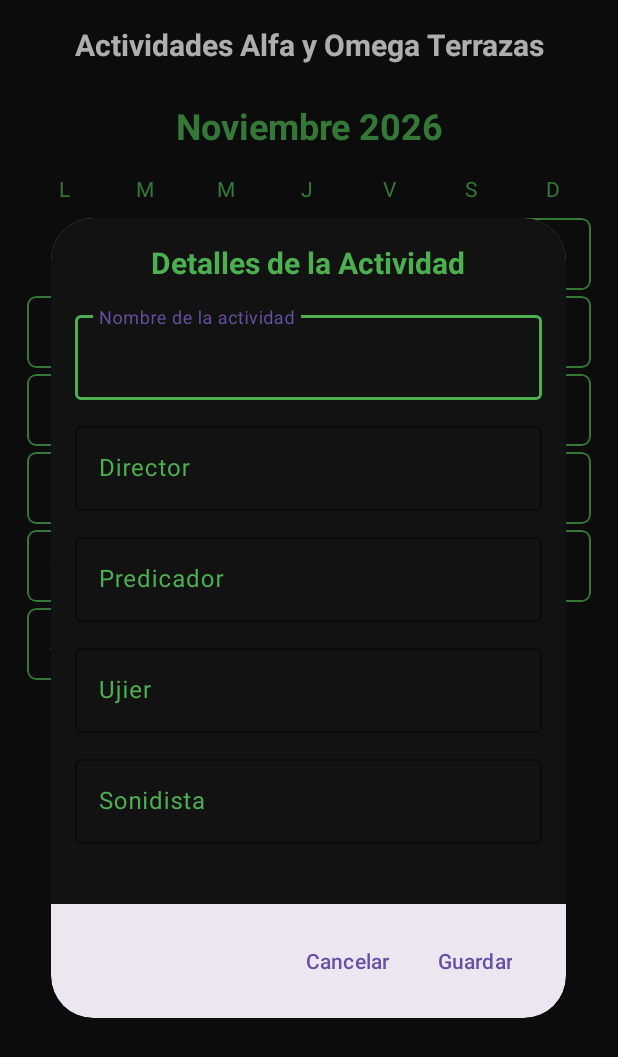
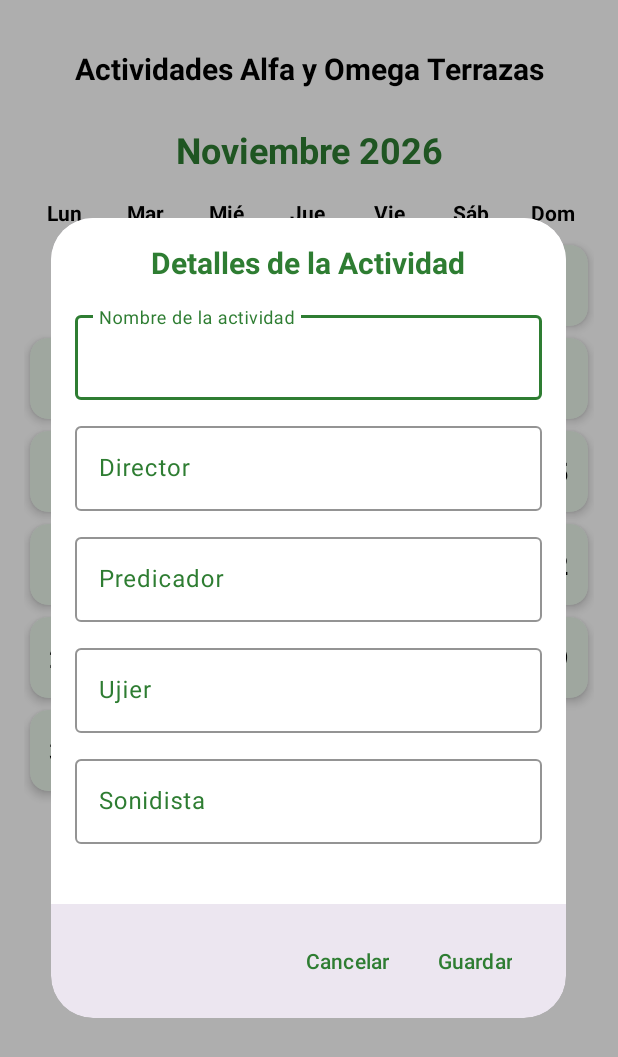
Before and after one commit to jeisonacuna23/ayo-terrazas-actividades, an Android app: the screen it shows after launch (MainActivity), after a tap on "10", on a phone screen of 412 x 824 dp. Shown: the top 1057 px of the screen. Run offline under Robolectric (Android 15) with nearby library versions, the phone set to English and light mode, and no system bars.

Commit message:
Diseño claro, paleta verde y marcado de dias con cronograma

```diff
--- a/app/src/main/java/com/alfayomega/terrazas/MainActivity.kt
+++ b/app/src/main/java/com/alfayomega/terrazas/MainActivity.kt
@@ -8,9 +8,12 @@ import android.view.ViewGroup
 import android.widget.TextView
 import android.widget.Toast
 import androidx.appcompat.app.AppCompatActivity
+import androidx.core.content.ContextCompat
 import androidx.recyclerview.widget.GridLayoutManager
 import androidx.recyclerview.widget.RecyclerView
+import com.google.android.material.card.MaterialCardView
 import com.google.android.material.dialog.MaterialAlertDialogBuilder
+import com.google.android.material.textfield.TextInputEditText
 import java.text.SimpleDateFormat
 import java.util.Calendar
 import java.util.Locale
@@ -34,7 +37,7 @@ class MainActivity : AppCompatActivity() {
         recyclerView.adapter = CalendarioAdapter(daysList)
     }
 
-    private fun generarDiasMesActual(cal: Calendar): List<DiaCalendario> {
+    private fun generarDiasMesActual(cal: Calendar): MutableList<DiaCalendario> {
         val calendarioLocal = cal.clone() as Calendar
         calendarioLocal.set(Calendar.DAY_OF_MONTH, 1)
 
@@ -48,7 +51,6 @@ class MainActivity : AppCompatActivity() {
             lista.add(DiaCalendario(null, 0))
         }
         for (i in 1..totalDias) {
-            // Guardamos el número del día y a qué día de la semana corresponde
             lista.add(DiaCalendario(i.toString(), calendarioLocal.get(Calendar.DAY_OF_WEEK)))
             calendarioLocal.add(Calendar.DAY_OF_MONTH, 1)
         }
@@ -56,12 +58,17 @@ class MainActivity : AppCompatActivity() {
     }
 }
 
-// Clase para guardar los datos de cada celda
-data class DiaCalendario(val numero: String?, val diaSemana: Int)
+// Actualizamos la clase para saber si el día ya tiene un cronograma guardado
+data class DiaCalendario(
+    val numero: String?,
+    val diaSemana: Int,
+    var tieneCronograma: Boolean = false
+)
 
-class CalendarioAdapter(private val dias: List<DiaCalendario>) : RecyclerView.Adapter<CalendarioAdapter.DiaViewHolder>() {
+class CalendarioAdapter(private val dias: MutableList<DiaCalendario>) : RecyclerView.Adapter<CalendarioAdapter.DiaViewHolder>() {
     class DiaViewHolder(itemView: View) : RecyclerView.ViewHolder(itemView) {
         val tvDia: TextView = itemView.findViewById(R.id.tvDia)
+        val cardView: MaterialCardView = itemView as MaterialCardView
     }
 
     override fun onCreateViewHolder(parent: ViewGroup, viewType: Int): DiaViewHolder {
@@ -71,21 +78,30 @@ class CalendarioAdapter(private val dias: List<DiaCalendario>) : RecyclerView.Ad
 
     override fun onBindViewHolder(holder: DiaViewHolder, position: Int) {
         val dia = dias[position]
+
         if (dia.numero != null) {
             holder.tvDia.text = dia.numero
             holder.itemView.visibility = View.VISIBLE
 
-            // Aquí atrapamos el clic en el día
+            // Comprobar si el día ya tiene un cronograma para pintarlo de verde oscuro
+            if (dia.tieneCronograma) {
+                holder.cardView.setCardBackgroundColor(ContextCompat.getColor(holder.itemView.context, R.color.verde_oscuro))
+                holder.tvDia.setTextColor(ContextCompat.getColor(holder.itemView.context, R.color.blanco_fondo))
+            } else {
+                holder.cardView.setCardBackgroundColor(ContextCompat.getColor(holder.itemView.context, R.color.verde_claro))
+                holder.tvDia.setTextColor(ContextCompat.getColor(holder.itemView.context, R.color.negro_contraste))
+            }
+
             holder.itemView.setOnClickListener {
                 when (dia.diaSemana) {
                     Calendar.TUESDAY, Calendar.SUNDAY -> {
-                        mostrarModalActividad(holder.itemView.context, dia.diaSemana, esJueves = false)
+                        mostrarModalActividad(holder.itemView.context, position, esJueves = false)
                     }
                     Calendar.THURSDAY -> {
-                        mostrarModalActividad(holder.itemView.context, dia.diaSemana, esJueves = true)
+                        mostrarModalActividad(holder.itemView.context, position, esJueves = true)
                     }
                     else -> {
-                        Toast.makeText(holder.itemView.context, "Este día aún no tiene actividades", Toast.LENGTH_SHORT).show()
+                        Toast.makeText(holder.itemView.context, "Este día aún no tiene actividades configuradas", Toast.LENGTH_SHORT).show()
                     }
                 }
             }
@@ -95,13 +111,13 @@ class CalendarioAdapter(private val dias: List<DiaCalendario>) : RecyclerView.Ad
         }
     }
 
-    private fun mostrarModalActividad(context: Context, diaSemana: Int, esJueves: Boolean) {
+    private fun mostrarModalActividad(context: Context, position: Int, esJueves: Boolean) {
         val builder = MaterialAlertDialogBuilder(context)
         val view = LayoutInflater.from(context).inflate(R.layout.dialog_actividad, null)
 
         val layoutPredicador = view.findViewById<View>(R.id.layoutPredicador)
+        val etNombreActividad = view.findViewById<TextInputEditText>(R.id.etNombreActividad)
 
-        // Si es Jueves, ocultamos el campo de Predicador
         if (esJueves) {
             layoutPredicador.visibility = View.GONE
         } else {
@@ -110,8 +126,15 @@ class CalendarioAdapter(private val dias: List<DiaCalendario>) : RecyclerView.Ad
 
         builder.setView(view)
             .setPositiveButton("Guardar") { dialog, _ ->
-                // Aquí irá la lógica para guardar los datos después
-                Toast.makeText(context, "Guardado (próximamente)", Toast.LENGTH_SHORT).show()
+                val nombre = etNombreActividad.text.toString().trim()
+                if (nombre.isNotEmpty()) {
+                    // Marcamos el día como "con cronograma" y actualizamos el cuadro
+                    dias[position].tieneCronograma = true
+                    notifyItemChanged(position)
+                    Toast.makeText(context, "Cronograma establecido", Toast.LENGTH_SHORT).show()
+                } else {
+                    Toast.makeText(context, "Por favor, ingresa el nombre de la actividad", Toast.LENGTH_SHORT).show()
+                }
                 dialog.dismiss()
             }
             .setNegativeButton("Cancelar") { dialog, _ ->
--- a/app/src/main/res/layout/activity_main.xml
+++ b/app/src/main/res/layout/activity_main.xml
@@ -3,17 +3,18 @@
     android:layout_width="match_parent"
     android:layout_height="match_parent"
     android:orientation="vertical"
-    android:background="@color/negro_fondo"
+    android:background="@color/blanco_fondo"
     android:padding="16dp">
 
     <TextView
         android:layout_width="match_parent"
         android:layout_height="wrap_content"
         android:text="Actividades Alfa y Omega Terrazas"
-        android:textColor="@color/blanco_texto"
+        android:textColor="@color/negro_contraste"
         android:textSize="20sp"
         android:textStyle="bold"
         android:gravity="center"
+        android:layout_marginTop="16dp"
         android:layout_marginBottom="24dp"/>
 
     <TextView
@@ -21,7 +22,7 @@
         android:layout_width="match_parent"
         android:layout_height="wrap_content"
         android:text="Mes"
-        android:textColor="@color/verde_alfa"
+        android:textColor="@color/verde_oscuro"
         android:textSize="24sp"
         android:textStyle="bold"
         android:gravity="center"
@@ -32,13 +33,13 @@
         android:layout_height="wrap_content"
         android:orientation="horizontal"
         android:layout_marginBottom="8dp">
-        <TextView android:layout_width="0dp" android:layout_height="wrap_content" android:layout_weight="1" android:text="L" android:textColor="@color/verde_alfa" android:gravity="center"/>
-        <TextView android:layout_width="0dp" android:layout_height="wrap_content" android:layout_weight="1" android:text="M" android:textColor="@color/verde_alfa" android:gravity="center"/>
-        <TextView android:layout_width="0dp" android:layout_height="wrap_content" android:layout_weight="1" android:text="M" android:textColor="@color/verde_alfa" android:gravity="center"/>
-        <TextView android:layout_width="0dp" android:layout_height="wrap_content" android:layout_weight="1" android:text="J" android:textColor="@color/verde_alfa" android:gravity="center"/>
-        <TextView android:layout_width="0dp" android:layout_height="wrap_content" android:layout_weight="1" android:text="V" android:textColor="@color/verde_alfa" android:gravity="center"/>
-        <TextView android:layout_width="0dp" android:layout_height="wrap_content" android:layout_weight="1" android:text="S" android:textColor="@color/verde_alfa" android:gravity="center"/>
-        <TextView android:layout_width="0dp" android:layout_height="wrap_content" android:layout_weight="1" android:text="D" android:textColor="@color/verde_alfa" android:gravity="center"/>
+        <TextView android:layout_width="0dp" android:layout_height="wrap_content" android:layout_weight="1" android:text="Lun" android:textColor="@color/negro_contraste" android:textStyle="bold" android:gravity="center"/>
+        <TextView android:layout_width="0dp" android:layout_height="wrap_content" android:layout_weight="1" android:text="Mar" android:textColor="@color/negro_contraste" android:textStyle="bold" android:gravity="center"/>
+        <TextView android:layout_width="0dp" android:layout_height="wrap_content" android:layout_weight="1" android:text="Mié" android:textColor="@color/negro_contraste" android:textStyle="bold" android:gravity="center"/>
+        <TextView android:layout_width="0dp" android:layout_height="wrap_content" android:layout_weight="1" android:text="Jue" android:textColor="@color/negro_contraste" android:textStyle="bold" android:gravity="center"/>
+        <TextView android:layout_width="0dp" android:layout_height="wrap_content" android:layout_weight="1" android:text="Vie" android:textColor="@color/negro_contraste" android:textStyle="bold" android:gravity="center"/>
+        <TextView android:layout_width="0dp" android:layout_height="wrap_content" android:layout_weight="1" android:text="Sáb" android:textColor="@color/negro_contraste" android:textStyle="bold" android:gravity="center"/>
+        <TextView android:layout_width="0dp" android:layout_height="wrap_content" android:layout_weight="1" android:text="Dom" android:textColor="@color/negro_contraste" android:textStyle="bold" android:gravity="center"/>
     </LinearLayout>
 
     <androidx.recyclerview.widget.RecyclerView
--- a/app/src/main/res/layout/dialog_actividad.xml
+++ b/app/src/main/res/layout/dialog_actividad.xml
@@ -3,7 +3,7 @@
     xmlns:app="http://schemas.android.com/apk/res-auto"
     android:layout_width="match_parent"
     android:layout_height="wrap_content"
-    android:background="@color/negro_fondo"
+    android:background="@color/blanco_fondo"
     android:padding="16dp">
 
     <LinearLayout
@@ -15,7 +15,7 @@
             android:layout_width="match_parent"
             android:layout_height="wrap_content"
             android:text="Detalles de la Actividad"
-            android:textColor="@color/verde_alfa"
+            android:textColor="@color/verde_oscuro"
             android:textSize="20sp"
             android:textStyle="bold"
             android:layout_marginBottom="16dp"
@@ -25,28 +25,28 @@
             android:layout_width="match_parent"
             android:layout_height="wrap_content"
             android:hint="Nombre de la actividad"
-            android:textColorHint="@color/verde_alfa"
-            app:boxStrokeColor="@color/verde_alfa"
+            android:textColorHint="@color/verde_oscuro"
+            app:boxStrokeColor="@color/verde_oscuro"
             android:layout_marginBottom="12dp">
             <com.google.android.material.textfield.TextInputEditText
                 android:id="@+id/etNombreActividad"
                 android:layout_width="match_parent"
                 android:layout_height="wrap_content"
-                android:textColor="@color/blanco_texto"/>
+                android:textColor="@color/negro_contraste"/>
         </com.google.android.material.textfield.TextInputLayout>
 
         <com.google.android.material.textfield.TextInputLayout
             android:layout_width="match_parent"
             android:layout_height="wrap_content"
             android:hint="Director"
-            android:textColorHint="@color/verde_alfa"
-            app:boxStrokeColor="@color/verde_alfa"
+            android:textColorHint="@color/verde_oscuro"
+            app:boxStrokeColor="@color/verde_oscuro"
             android:layout_marginBottom="12dp">
             <com.google.android.material.textfield.TextInputEditText
                 android:id="@+id/etDirector"
                 android:layout_width="match_parent"
                 android:layout_height="wrap_content"
-                android:textColor="@color/blanco_texto"/>
+                android:textColor="@color/negro_contraste"/>
         </com.google.android.material.textfield.TextInputLayout>
 
         <com.google.android.material.textfield.TextInputLayout
@@ -54,42 +54,42 @@
             android:layout_width="match_parent"
             android:layout_height="wrap_content"
             android:hint="Predicador"
-            android:textColorHint="@color/verde_alfa"
-            app:boxStrokeColor="@color/verde_alfa"
+            android:textColorHint="@color/verde_oscuro"
+            app:boxStrokeColor="@color/verde_oscuro"
             android:layout_marginBottom="12dp">
             <com.google.android.material.textfield.TextInputEditText
                 android:id="@+id/etPredicador"
                 android:layout_width="match_parent"
                 android:layout_height="wrap_content"
-                android:textColor="@color/blanco_texto"/>
+                android:textColor="@color/negro_contraste"/>
         </com.google.android.material.textfield.TextInputLayout>
 
         <com.google.android.material.textfield.TextInputLayout
             android:layout_width="match_parent"
             android:layout_height="wrap_content"
             android:hint="Ujier"
-            android:textColorHint="@color/verde_alfa"
-            app:boxStrokeColor="@color/verde_alfa"
+            android:textColorHint="@color/verde_oscuro"
+            app:boxStrokeColor="@color/verde_oscuro"
             android:layout_marginBottom="12dp">
             <com.google.android.material.textfield.TextInputEditText
                 android:id="@+id/etUjier"
                 android:layout_width="match_parent"
                 android:layout_height="wrap_content"
-                android:textColor="@color/blanco_texto"/>
+                android:textColor="@color/negro_contraste"/>
         </com.google.android.material.textfield.TextInputLayout>
 
         <com.google.android.material.textfield.TextInputLayout
             android:layout_width="match_parent"
             android:layout_height="wrap_content"
             android:hint="Sonidista"
-            android:textColorHint="@color/verde_alfa"
-            app:boxStrokeColor="@color/verde_alfa"
+            android:textColorHint="@color/verde_oscuro"
+            app:boxStrokeColor="@color/verde_oscuro"
             android:layout_marginBottom="24dp">
             <com.google.android.material.textfield.TextInputEditText
                 android:id="@+id/etSonidista"
                 android:layout_width="match_parent"
                 android:layout_height="wrap_content"
-                android:textColor="@color/blanco_texto"/>
+                android:textColor="@color/negro_contraste"/>
         </com.google.android.material.textfield.TextInputLayout>
 
     </LinearLayout>
--- a/app/src/main/res/layout/item_dia_calendario.xml
+++ b/app/src/main/res/layout/item_dia_calendario.xml
@@ -2,20 +2,20 @@
 <com.google.android.material.card.MaterialCardView xmlns:android="http://schemas.android.com/apk/res/android"
     xmlns:app="http://schemas.android.com/apk/res-auto"
     android:layout_width="match_parent"
-    android:layout_height="48dp"
-    android:layout_margin="2dp"
-    app:cardBackgroundColor="@color/negro_fondo"
-    app:cardCornerRadius="6dp"
-    app:strokeColor="@color/verde_alfa"
-    app:strokeWidth="1dp">
+    android:layout_height="54dp"
+    android:layout_margin="4dp"
+    app:cardBackgroundColor="@color/verde_claro"
+    app:cardCornerRadius="12dp"
+    app:cardElevation="4dp"
+    app:strokeWidth="0dp">
 
     <TextView
         android:id="@+id/tvDia"
         android:layout_width="match_parent"
         android:layout_height="match_parent"
         android:gravity="center"
-        android:textColor="@color/blanco_texto"
-        android:textSize="16sp"
+        android:textColor="@color/negro_contraste"
+        android:textSize="18sp"
         android:textStyle="bold" />
 
 </com.google.android.material.card.MaterialCardView>
--- a/app/src/main/res/values/colors.xml
+++ b/app/src/main/res/values/colors.xml
@@ -1,6 +1,7 @@
 <?xml version="1.0" encoding="utf-8"?>
 <resources>
-    <color name="verde_alfa">#4CAF50</color>
-    <color name="negro_fondo">#121212</color>
-    <color name="blanco_texto">#FFFFFF</color>
+    <color name="blanco_fondo">#FFFFFF</color>
+    <color name="negro_contraste">#000000</color>
+    <color name="verde_claro">#E8F5E9</color> <!-- Para los cuadros normales -->
+    <color name="verde_oscuro">#2E7D32</color> <!-- Para acentos y días con cronograma -->
 </resources>
--- a/app/src/main/res/values/themes.xml
+++ b/app/src/main/res/values/themes.xml
@@ -1,4 +1,9 @@
 <?xml version="1.0" encoding="utf-8"?>
 <resources>
-    <style name="Theme.AyOTerrazasACT" parent="Theme.Material3.DayNight.NoActionBar" />
+    <style name="Theme.AyOTerrazasACT" parent="Theme.Material3.Light.NoActionBar">
+        <item name="colorPrimary">@color/verde_oscuro</item>
+        <item name="android:windowBackground">@color/blanco_fondo</item>
+        <item name="android:statusBarColor">@color/blanco_fondo</item>
+        <item name="android:windowLightStatusBar">true</item>
+    </style>
 </resources>
```
